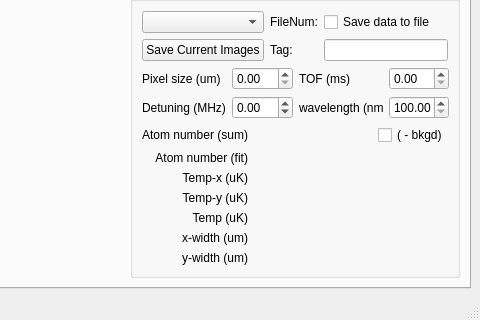
Above: tof_analysis.ui from ultracoldYEG/tof-analysis before the change; both pictures show x 715 to 1195 and y 527 to 847 of the 1195 by 847 pixel window. Below: the same form after it.
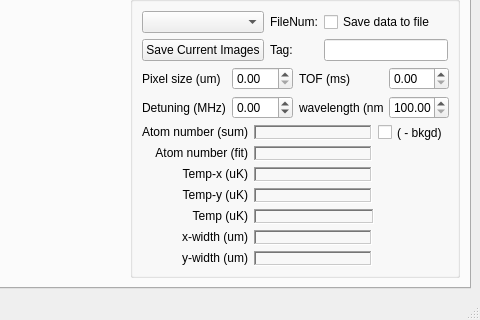
That is the form after the change. The open tabs and pages were chosen to show the change.

Commit message: Fixes issues with the ROI

What changed in the file:
```diff
--- a/tof_analysis.ui
+++ b/tof_analysis.ui
@@ -2354,6 +2354,12 @@
                </item>
                <item row="1" column="1">
                 <widget class="QLabel" name="AtomNumSumLE">
+                 <property name="frameShape">
+                  <enum>QFrame::WinPanel</enum>
+                 </property>
+                 <property name="frameShadow">
+                  <enum>QFrame::Sunken</enum>
+                 </property>
                  <property name="text">
                   <string/>
                  </property>
@@ -2364,6 +2370,12 @@
                </item>
                <item row="2" column="1">
                 <widget class="QLabel" name="AtomNumFitLE">
+                 <property name="frameShape">
+                  <enum>QFrame::WinPanel</enum>
+                 </property>
+                 <property name="frameShadow">
+                  <enum>QFrame::Sunken</enum>
+                 </property>
                  <property name="text">
                   <string/>
                  </property>
@@ -2374,6 +2386,12 @@
                </item>
                <item row="3" column="1">
                 <widget class="QLabel" name="TxLE">
+                 <property name="frameShape">
+                  <enum>QFrame::WinPanel</enum>
+                 </property>
+                 <property name="frameShadow">
+                  <enum>QFrame::Sunken</enum>
+                 </property>
                  <property name="text">
                   <string/>
                  </property>
@@ -2384,6 +2402,12 @@
                </item>
                <item row="4" column="1">
                 <widget class="QLabel" name="TyLE">
+                 <property name="frameShape">
+                  <enum>QFrame::WinPanel</enum>
+                 </property>
+                 <property name="frameShadow">
+                  <enum>QFrame::Sunken</enum>
+                 </property>
                  <property name="text">
                   <string/>
                  </property>
@@ -2400,6 +2424,12 @@
                    <height>0</height>
                   </size>
                  </property>
+                 <property name="frameShape">
+                  <enum>QFrame::WinPanel</enum>
+                 </property>
+                 <property name="frameShadow">
+                  <enum>QFrame::Sunken</enum>
+                 </property>
                  <property name="text">
                   <string/>
                  </property>
@@ -2410,6 +2440,12 @@
                </item>
                <item row="6" column="1">
                 <widget class="QLabel" name="xwidthumLE">
+                 <property name="frameShape">
+                  <enum>QFrame::WinPanel</enum>
+                 </property>
+                 <property name="frameShadow">
+                  <enum>QFrame::Sunken</enum>
+                 </property>
                  <property name="text">
                   <string/>
                  </property>
@@ -2420,6 +2456,12 @@
                </item>
                <item row="7" column="1">
                 <widget class="QLabel" name="ywidthumLE">
+                 <property name="frameShape">
+                  <enum>QFrame::WinPanel</enum>
+                 </property>
+                 <property name="frameShadow">
+                  <enum>QFrame::Sunken</enum>
+                 </property>
                  <property name="text">
                   <string/>
                  </property>
```
Left out of the diff: 6 changed lines with no effect on the pictures. The commit also changes 2 other files.
